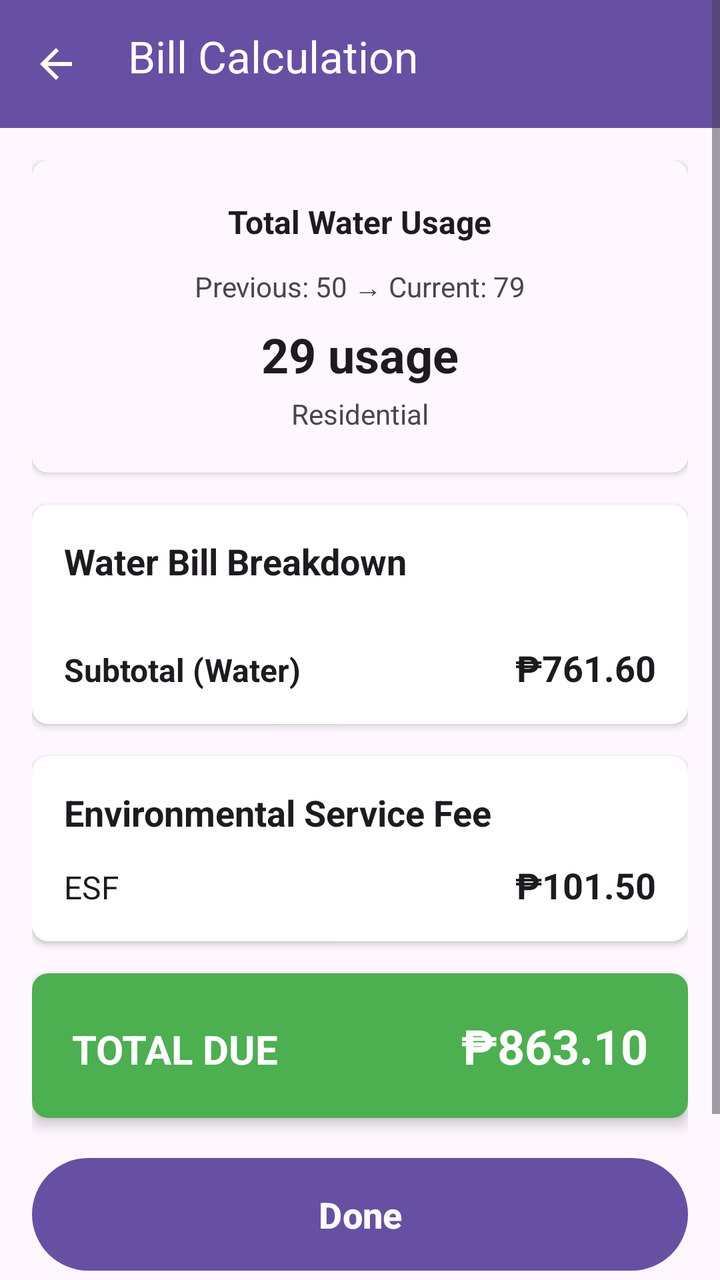
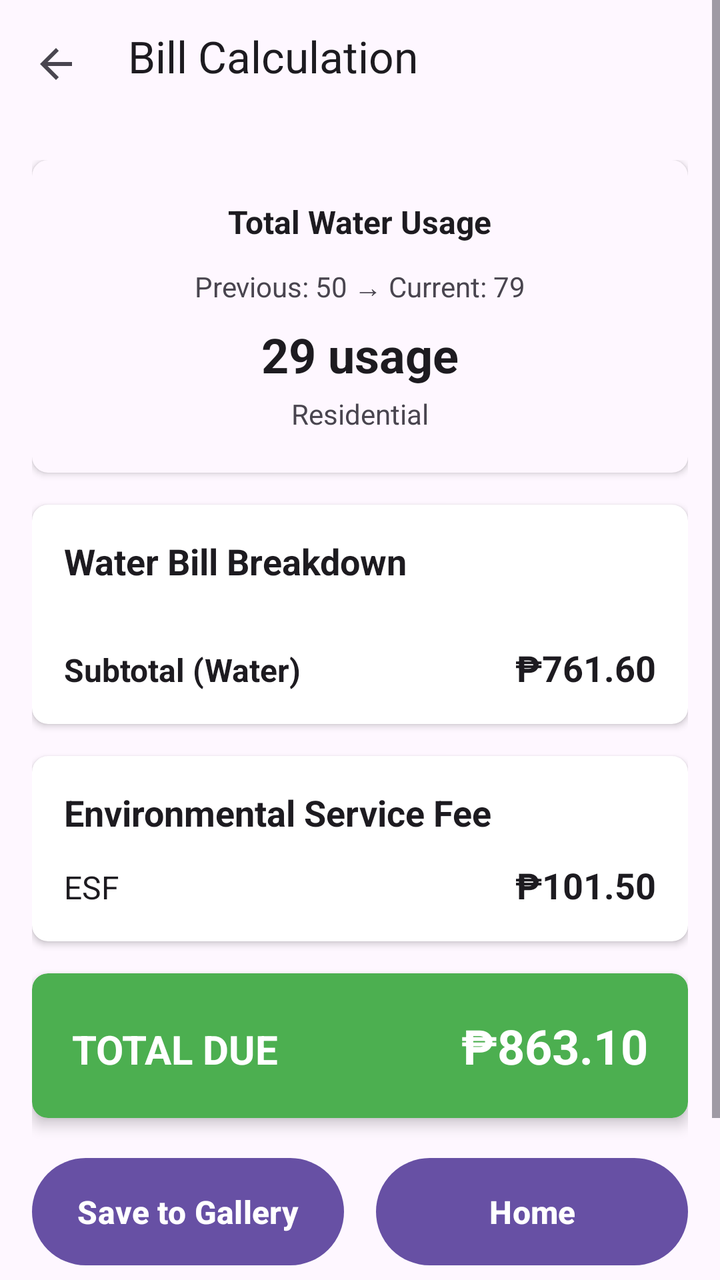

An Android layout rendered at two revisions. The XML below is the earlier revision; the diff shows what the commit changed to produce the second picture.
<!-- AndroidManifest.xml: activity theme Theme.MeterSnap -->
<!-- res/layout/activity_bill_result.xml -->
<?xml version="1.0" encoding="utf-8"?>
<ScrollView xmlns:android="http://schemas.android.com/apk/res/android"
    xmlns:app="http://schemas.android.com/apk/res-auto"
    android:layout_width="match_parent"
    android:layout_height="match_parent"
    android:fillViewport="true"
    android:background="?android:attr/colorBackground">

    <LinearLayout
        android:layout_width="match_parent"
        android:layout_height="wrap_content"
        android:orientation="vertical">

        
        <androidx.appcompat.widget.Toolbar
            android:id="@+id/toolbar"
            android:layout_width="match_parent"
            android:layout_height="wrap_content"
            android:minHeight="?attr/actionBarSize"
            android:background="?attr/colorPrimary"
            android:elevation="4dp"
            android:fitsSystemWindows="true"
            android:paddingBottom="8dp"
            android:theme="@style/ThemeOverlay.AppCompat.Dark.ActionBar"
            app:contentInsetStartWithNavigation="0dp"
            app:navigationIcon="?attr/homeAsUpIndicator"
            app:title="Bill Calculation"
            app:titleTextColor="@android:color/white"
            app:titleMarginStart="8dp" />

        
        <LinearLayout
            android:layout_width="match_parent"
            android:layout_height="wrap_content"
            android:orientation="vertical"
            android:padding="16dp">

            
            <androidx.cardview.widget.CardView
                android:layout_width="match_parent"
                android:layout_height="wrap_content"
                android:layout_marginBottom="16dp"
                app:cardCornerRadius="8dp"
                app:cardElevation="2dp"
                app:cardBackgroundColor="?android:attr/colorBackground">

                <LinearLayout
                    android:layout_width="match_parent"
                    android:layout_height="wrap_content"
                    android:orientation="vertical"
                    android:padding="20dp"
                    android:gravity="center">

                    <TextView
                        android:layout_width="wrap_content"
                        android:layout_height="wrap_content"
                        android:text="Total Water Usage"
                        android:textColor="?android:attr/textColorPrimary"
                        android:textSize="16sp"
                        android:textStyle="bold"
                        android:layout_marginBottom="12dp" />

                    <TextView
                        android:id="@+id/text_rate_type"
                        android:layout_width="wrap_content"
                        android:layout_height="wrap_content"
                        android:text="Previous: 50 → Current: 79"
                        android:textColor="?android:attr/textColorSecondary"
                        android:textSize="14sp"
                        android:layout_marginBottom="8dp" />

                    <TextView
                        android:id="@+id/text_usage"
                        android:layout_width="wrap_content"
                        android:layout_height="wrap_content"
                        android:text="29 usage"
                        android:textColor="?android:attr/textColorPrimary"
                        android:textSize="24sp"
                        android:textStyle="bold"
                        android:layout_marginBottom="4dp" />

                    <TextView
                        android:id="@+id/text_rate_type_name"
                        android:layout_width="wrap_content"
                        android:layout_height="wrap_content"
                        android:text="Residential"
                        android:textColor="?android:attr/textColorSecondary"
                        android:textSize="14sp" />
                </LinearLayout>
            </androidx.cardview.widget.CardView>

            
            <androidx.cardview.widget.CardView
                android:layout_width="match_parent"
                android:layout_height="wrap_content"
                android:layout_marginBottom="16dp"
                app:cardCornerRadius="8dp"
                app:cardElevation="2dp">

                <LinearLayout
                    android:layout_width="match_parent"
                    android:layout_height="wrap_content"
                    android:orientation="vertical"
                    android:padding="16dp">

                    <TextView
                        android:layout_width="match_parent"
                        android:layout_height="wrap_content"
                        android:text="Water Bill Breakdown"
                        android:textColor="?android:attr/textColorPrimary"
                        android:textSize="18sp"
                        android:textStyle="bold"
                        android:layout_marginBottom="12dp" />

                    <LinearLayout
                        android:id="@+id/container_tier_breakdown"
                        android:layout_width="match_parent"
                        android:layout_height="wrap_content"
                        android:orientation="vertical" />

                    <View
                        android:layout_width="match_parent"
                        android:layout_height="1dp"
                        android:background="?android:attr/textColorSecondary"
                        android:layout_marginTop="8dp"
                        android:layout_marginBottom="8dp" />

                    <LinearLayout
                        android:layout_width="match_parent"
                        android:layout_height="wrap_content"
                        android:orientation="horizontal">

                        <TextView
                            android:layout_width="0dp"
                            android:layout_height="wrap_content"
                            android:layout_weight="1"
                            android:text="Subtotal (Water)"
                            android:textColor="?android:attr/textColorPrimary"
                            android:textSize="16sp"
                            android:textStyle="bold" />

                        <TextView
                            android:id="@+id/text_water_bill"
                            android:layout_width="wrap_content"
                            android:layout_height="wrap_content"
                            android:text="₱761.60"
                            android:textColor="?android:attr/textColorPrimary"
                            android:textSize="18sp"
                            android:textStyle="bold" />
                    </LinearLayout>
                </LinearLayout>
            </androidx.cardview.widget.CardView>

            
            <androidx.cardview.widget.CardView
                android:layout_width="match_parent"
                android:layout_height="wrap_content"
                android:layout_marginBottom="16dp"
                app:cardCornerRadius="8dp"
                app:cardElevation="2dp">

                <LinearLayout
                    android:layout_width="match_parent"
                    android:layout_height="wrap_content"
                    android:orientation="vertical"
                    android:padding="16dp">

                    <TextView
                        android:layout_width="match_parent"
                        android:layout_height="wrap_content"
                        android:text="Environmental Service Fee"
                        android:textColor="?android:attr/textColorPrimary"
                        android:textSize="18sp"
                        android:textStyle="bold"
                        android:layout_marginBottom="12dp" />

                    <LinearLayout
                        android:layout_width="match_parent"
                        android:layout_height="wrap_content"
                        android:orientation="horizontal">

                        <TextView
                            android:layout_width="0dp"
                            android:layout_height="wrap_content"
                            android:layout_weight="1"
                            android:text="ESF"
                            android:textColor="?android:attr/textColorPrimary"
                            android:textSize="16sp" />

                        <TextView
                            android:id="@+id/text_esf_fee"
                            android:layout_width="wrap_content"
                            android:layout_height="wrap_content"
                            android:text="₱101.50"
                            android:textColor="?android:attr/textColorPrimary"
                            android:textSize="18sp"
                            android:textStyle="bold" />
                    </LinearLayout>
                </LinearLayout>
            </androidx.cardview.widget.CardView>

            
            <androidx.cardview.widget.CardView
                android:layout_width="match_parent"
                android:layout_height="wrap_content"
                android:layout_marginBottom="16dp"
                app:cardCornerRadius="8dp"
                app:cardElevation="4dp"
                app:cardBackgroundColor="#4CAF50">

                <LinearLayout
                    android:layout_width="match_parent"
                    android:layout_height="wrap_content"
                    android:orientation="horizontal"
                    android:padding="20dp">

                    <TextView
                        android:layout_width="0dp"
                        android:layout_height="wrap_content"
                        android:layout_weight="1"
                        android:text="TOTAL DUE"
                        android:textColor="@android:color/white"
                        android:textSize="20sp"
                        android:textStyle="bold" />

                    <TextView
                        android:id="@+id/text_total_bill"
                        android:layout_width="wrap_content"
                        android:layout_height="wrap_content"
                        android:text="₱863.10"
                        android:textColor="@android:color/white"
                        android:textSize="24sp"
                        android:textStyle="bold" />
                </LinearLayout>
            </androidx.cardview.widget.CardView>

            
            <Button
                android:id="@+id/btn_done"
                android:layout_width="match_parent"
                android:layout_height="wrap_content"
                android:layout_marginBottom="80dp"
                android:padding="16dp"
                android:text="Done"
                android:textSize="18sp"
                android:textStyle="bold" />
        </LinearLayout>
    </LinearLayout>
</ScrollView>
<!-- resources referenced by this layout -->
<resources>
  <style name="Theme.MeterSnap" parent="Base.Theme.MeterSnap" />
  <style name="Base.Theme.MeterSnap" parent="Theme.Material3.DayNight.NoActionBar">
          
          
      </style>
</resources>

<!-- the commit's change to res/layout/activity_bill_result.xml (unified diff, before → after) -->
@@ -17,15 +17,14 @@
             android:layout_width="match_parent"
             android:layout_height="wrap_content"
             android:minHeight="?attr/actionBarSize"
-            android:background="?attr/colorPrimary"
+            android:background="?android:attr/colorBackground"
             android:elevation="4dp"
             android:fitsSystemWindows="true"
             android:paddingBottom="8dp"
-            android:theme="@style/ThemeOverlay.AppCompat.Dark.ActionBar"
             app:contentInsetStartWithNavigation="0dp"
             app:navigationIcon="?attr/homeAsUpIndicator"
             app:title="Bill Calculation"
-            app:titleTextColor="@android:color/white"
+            app:titleTextColor="?android:attr/textColorPrimary"
             app:titleMarginStart="8dp" />
 
         
@@ -235,15 +234,35 @@
             </androidx.cardview.widget.CardView>
 
             
-            <Button
-                android:id="@+id/btn_done"
-                android:layout_width="match_parent"
-                android:layout_height="wrap_content"
+            <LinearLayout
+                android:layout_width="match_parent"
+                android:layout_height="wrap_content"
+                android:orientation="horizontal"
                 android:layout_marginBottom="80dp"
-                android:padding="16dp"
-                android:text="Done"
-                android:textSize="18sp"
-                android:textStyle="bold" />
+                android:weightSum="2">
+
+                <Button
+                    android:id="@+id/btn_save_to_gallery"
+                    android:layout_width="0dp"
+                    android:layout_height="wrap_content"
+                    android:layout_weight="1"
+                    android:layout_marginEnd="8dp"
+                    android:padding="16dp"
+                    android:text="Save to Gallery"
+                    android:textSize="16sp"
+                    android:textStyle="bold" />
+
+                <Button
+                    android:id="@+id/btn_home"
+                    android:layout_width="0dp"
+                    android:layout_height="wrap_content"
+                    android:layout_weight="1"
+                    android:layout_marginStart="8dp"
+                    android:padding="16dp"
+                    android:text="Home"
+                    android:textSize="16sp"
+                    android:textStyle="bold" />
+            </LinearLayout>
         </LinearLayout>
     </LinearLayout>
 </ScrollView>
